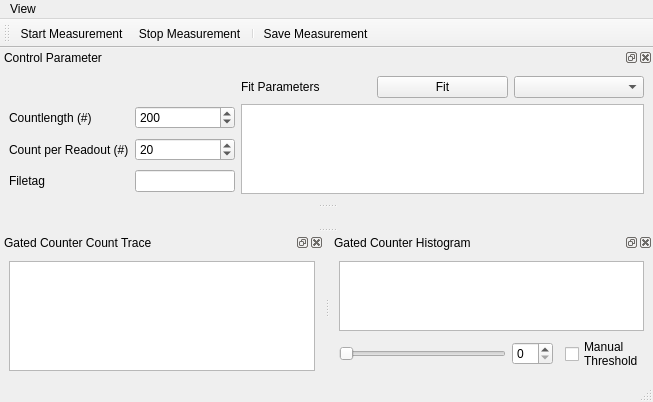
Ulm-IQO/qudi, file gui/gated_counter/ui_gated_counter_gui.ui: the form before one commit.
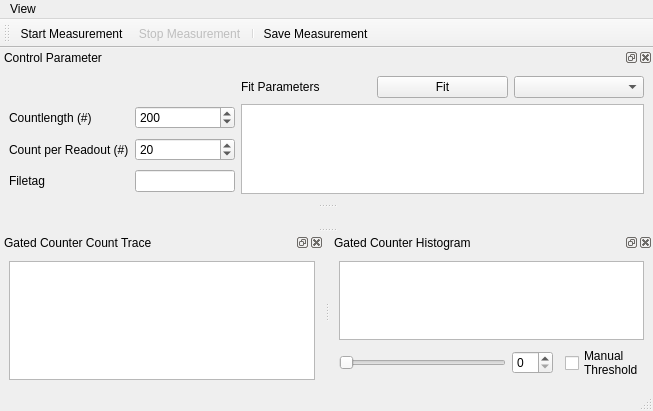
The form after the commit. Icons and pictures are not drawn. Custom widgets are drawn as their Qt base class.

Patch:
```diff
--- a/gui/gated_counter/ui_gated_counter_gui.ui
+++ b/gui/gated_counter/ui_gated_counter_gui.ui
@@ -7,7 +7,7 @@
     <x>0</x>
     <y>0</y>
     <width>653</width>
-    <height>393</height>
+    <height>411</height>
    </rect>
   </property>
   <property name="windowTitle">
@@ -35,6 +35,9 @@
   </widget>
   <widget class="QStatusBar" name="statusbar"/>
   <widget class="QToolBar" name="toolBar">
+   <property name="enabled">
+    <bool>true</bool>
+   </property>
    <property name="windowTitle">
     <string>toolBar</string>
    </property>
@@ -295,6 +298,9 @@
    </property>
   </action>
   <action name="stop_counter_Action">
+   <property name="enabled">
+    <bool>false</bool>
+   </property>
    <property name="icon">
     <iconset>
      <normaloff>../../artwork/icons/qudiTheme/36x36/stop_36x36.png</normaloff>../../artwork/icons/qudiTheme/36x36/stop_36x36.png</iconset>
```
Left out of the diff: 35 changed lines with no effect on the pictures.
